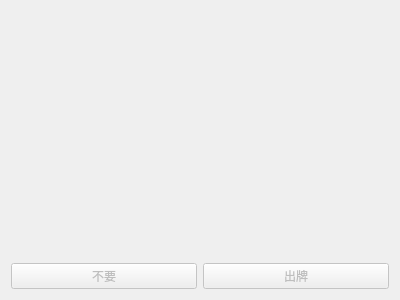
Before: the Qt Designer form ui/Game.ui in UNIDY2002/Doudizhu, drawn with Qt 5.
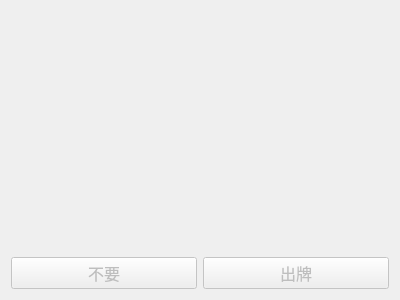
After: the same form once the commit is applied.

Diff of the .ui file:
```diff
--- a/ui/Game.ui
+++ b/ui/Game.ui
@@ -18,13 +18,25 @@
     <layout class="QHBoxLayout" name="meta">
      <item>
       <widget class="QLabel" name="upper">
+       <property name="font">
+        <font>
+         <family>DengXian</family>
+         <pointsize>16</pointsize>
+        </font>
+       </property>
        <property name="alignment">
-        <set>Qt::AlignLeft</set>
+        <set>Qt::AlignLeading</set>
        </property>
       </widget>
      </item>
      <item>
       <widget class="QLabel" name="dipai">
+       <property name="font">
+        <font>
+         <family>DengXian</family>
+         <pointsize>16</pointsize>
+        </font>
+       </property>
        <property name="alignment">
         <set>Qt::AlignCenter</set>
        </property>
@@ -32,6 +44,12 @@
      </item>
      <item>
       <widget class="QLabel" name="lower">
+       <property name="font">
+        <font>
+         <family>DengXian</family>
+         <pointsize>16</pointsize>
+        </font>
+       </property>
        <property name="alignment">
         <set>Qt::AlignRight</set>
        </property>
@@ -50,13 +68,25 @@
     <layout class="QHBoxLayout" name="messages">
      <item>
       <widget class="QLabel" name="upperMessage">
+       <property name="font">
+        <font>
+         <family>DengXian</family>
+         <pointsize>16</pointsize>
+        </font>
+       </property>
        <property name="alignment">
-        <set>Qt::AlignLeft</set>
+        <set>Qt::AlignLeading</set>
        </property>
       </widget>
      </item>
      <item>
       <widget class="QLabel" name="myMessage">
+       <property name="font">
+        <font>
+         <family>DengXian</family>
+         <pointsize>16</pointsize>
+        </font>
+       </property>
        <property name="alignment">
         <set>Qt::AlignCenter</set>
        </property>
@@ -64,6 +94,12 @@
      </item>
      <item>
       <widget class="QLabel" name="lowerMessage">
+       <property name="font">
+        <font>
+         <family>DengXian</family>
+         <pointsize>16</pointsize>
+        </font>
+       </property>
        <property name="alignment">
         <set>Qt::AlignRight</set>
        </property>
@@ -85,6 +121,12 @@
        <property name="enabled">
         <bool>false</bool>
        </property>
+       <property name="font">
+        <font>
+         <family>DengXian</family>
+         <pointsize>12</pointsize>
+        </font>
+       </property>
        <property name="text">
         <string>不要</string>
        </property>
@@ -95,6 +137,12 @@
        <property name="enabled">
         <bool>false</bool>
        </property>
+       <property name="font">
+        <font>
+         <family>DengXian</family>
+         <pointsize>12</pointsize>
+        </font>
+       </property>
        <property name="text">
         <string>出牌</string>
        </property>
```
Left out of the diff: 4 changed lines with no effect on the pictures.
